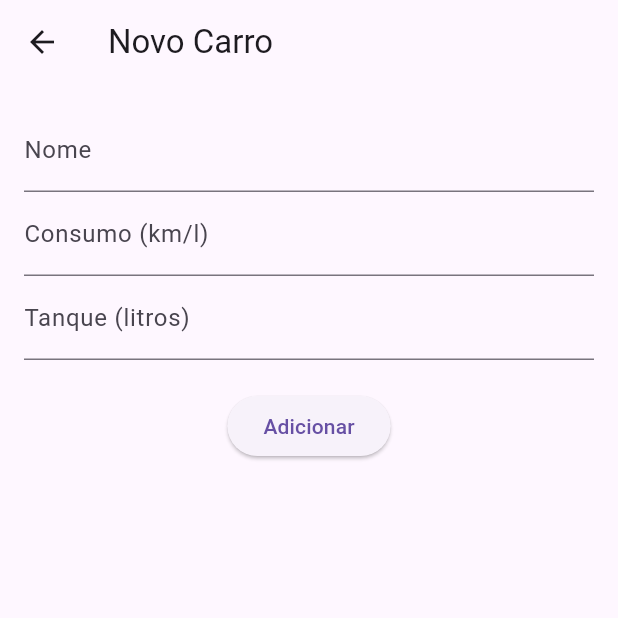
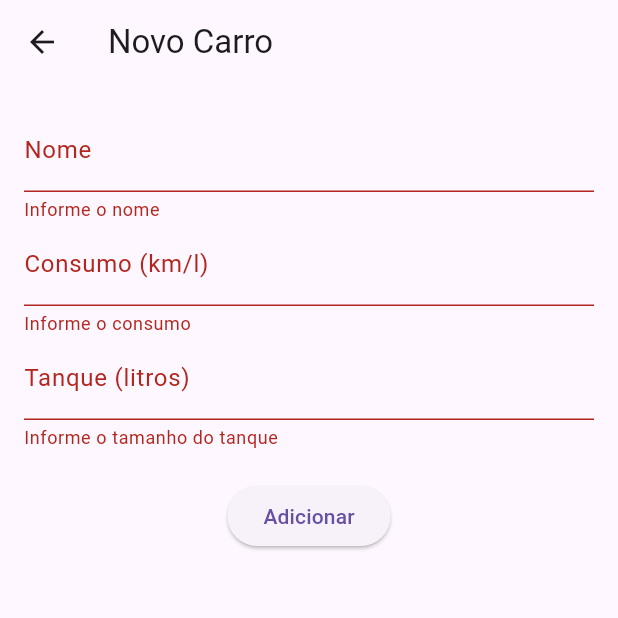
Before and after one commit to Joaomarcellodev/FuelMate, a Flutter app: the CarFormView screen opened directly, after a tap on "Adicionar", on a phone screen of 412 x 824 dp, the top half of it. Run offline on Flutter 3.47's test engine with Material 3 defaults, Android fonts, the phone set to English and light mode, and no system bars; our stand-ins replace fl_chart, sqflite; accounts and stored records are empty.

Commit message:
alteracao no views

```diff
--- a/lib/views/car_form_view.dart
+++ b/lib/views/car_form_view.dart
@@ -32,24 +32,45 @@ class _CarFormViewState extends State<CarFormView> {
               TextFormField(
                 initialValue: widget.car?.nome,
                 decoration: InputDecoration(labelText: 'Nome'),
+                validator: (value) =>
+                    value == null || value.isEmpty ? 'Informe o nome' : null,
                 onSaved: (value) => nome = value!,
               ),
               TextFormField(
                 initialValue: widget.car?.consumo.toString(),
                 decoration: InputDecoration(labelText: 'Consumo (km/l)'),
                 keyboardType: TextInputType.number,
+                validator: (value) {
+                  if (value == null || value.isEmpty) {
+                    return 'Informe o consumo';
+                  }
+                  final parsed = double.tryParse(value);
+                  return (parsed == null || parsed <= 0)
+                      ? 'Valor inválido'
+                      : null;
+                },
                 onSaved: (value) => consumo = double.parse(value!),
               ),
               TextFormField(
                 initialValue: widget.car?.tanque.toString(),
                 decoration: InputDecoration(labelText: 'Tanque (litros)'),
                 keyboardType: TextInputType.number,
+                validator: (value) {
+                  if (value == null || value.isEmpty) {
+                    return 'Informe o tamanho do tanque';
+                  }
+                  final parsed = double.tryParse(value);
+                  return (parsed == null || parsed <= 0)
+                      ? 'Valor inválido'
+                      : null;
+                },
                 onSaved: (value) => tanque = double.parse(value!),
               ),
               SizedBox(height: 20),
               ElevatedButton(
                 child: Text(isEdit ? 'Salvar' : 'Adicionar'),
-                onPressed: () {
+                onPressed: () async {
+                  if (_formKey.currentState!.validate()) {
                     _formKey.currentState!.save();
                     final newCar = CarModel(
                       id: widget.car?.id,
@@ -59,10 +80,29 @@ class _CarFormViewState extends State<CarFormView> {
                     );
 
                     final viewModel = context.read<CarViewModel>();
-                  isEdit ? viewModel.updateCar(newCar) : viewModel.addCar(newCar);
+
+                    if (isEdit) {
+                      await viewModel.updateCar(newCar);
+                    } else {
+                      await viewModel.addCar(newCar);
+                    }
+
+                    // Mostrar o SnackBar
+                    ScaffoldMessenger.of(context).showSnackBar(
+                      SnackBar(
+                        content: Text(
+                          isEdit
+                              ? 'Carro atualizado com sucesso!'
+                              : 'Carro adicionado com sucesso!',
+                        ),
+                        duration: Duration(seconds: 2),
+                      ),
+                    );
+
                     Navigator.pop(context);
+                  }
                 },
-              )
+              ),
             ],
           ),
         ),
--- a/lib/views/car_list_view.dart
+++ b/lib/views/car_list_view.dart
@@ -33,7 +33,8 @@ class CarListView extends StatelessWidget {
               final car = model.cars[index];
               return ListTile(
                 title: Text(car.nome),
-                subtitle: Text('Consumo: ${car.consumo} km/l - Tanque: ${car.tanque} L'),
+                subtitle: Text(
+                    'Consumo: ${car.consumo} km/l - Tanque: ${car.tanque} L'),
                 trailing: Row(
                   mainAxisSize: MainAxisSize.min,
                   children: [
@@ -48,7 +49,16 @@ class CarListView extends StatelessWidget {
                     ),
                     IconButton(
                       icon: Icon(Icons.delete),
-                      onPressed: () => viewModel.deleteCar(car.id!),
+                      onPressed: () async {
+                        await model.deleteCar(car.id!);
+
+                        ScaffoldMessenger.of(context).showSnackBar(
+                          SnackBar(
+                            content: Text('Carro removido com sucesso!'),
+                            duration: Duration(seconds: 2),
+                          ),
+                        );
+                      },
                     ),
                   ],
                 ),
```
Lines whose indentation alone changed are shown as unchanged.
